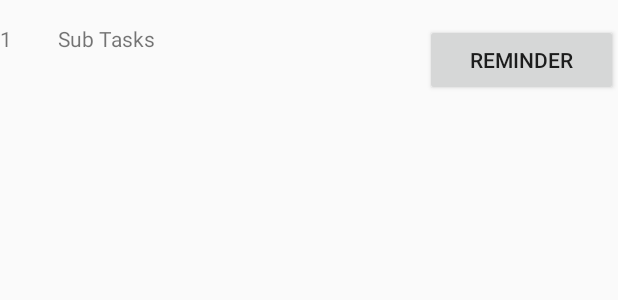
After one commit to tanzeel291994/Effy, an Android app: the layout sub_goal_item.xml on its own in the app's theme, with its tools: preview values and no code run, on a phone screen of 412 x 824 dp. The commit adds this screen. Shown: the top 300 px of the screen. Run offline under Robolectric (Android 15) with nearby library versions, the light colour scheme and no system bars.

```diff
--- a/app/src/main/java/com/app/user/effy/MainActivity.java
+++ b/app/src/main/java/com/app/user/effy/MainActivity.java
@@ -30,6 +30,7 @@ import android.widget.Toast;
 
 import com.app.user.effy.adapter.GoalCursorAdapter;
 import com.app.user.effy.adapter.GoalModel;
+import com.app.user.effy.data.GoalContract;
 import com.app.user.effy.data.GoalContract.GoalEntry;
 
 import java.util.ArrayList;
--- a/app/src/main/java/com/app/user/effy/data/GoalContentProvider.java
+++ b/app/src/main/java/com/app/user/effy/data/GoalContentProvider.java
@@ -56,7 +56,7 @@ public class GoalContentProvider extends ContentProvider {
                         null,
                         sortOrder);
                 break;
-            case SUB_GOALS_WITH_ID:
+            case SUB_GOALS:
                 retCursor =  db.query(TABLE_NAME_SUB,
                         projection,
                         selection,
--- /dev/null
+++ b/app/src/main/res/layout/sub_goal_item.xml
@@ -0,0 +1,30 @@
+<?xml version="1.0" encoding="utf-8"?>
+<LinearLayout
+        xmlns:android="http://schemas.android.com/apk/res/android"
+        xmlns:tools="http://schemas.android.com/tools"
+        android:layout_width="match_parent"
+        android:layout_height="wrap_content"
+        android:orientation="horizontal"
+    android:layout_marginTop="@dimen/activity_vertical_margin">
+    <TextView
+        android:layout_width="0dp"
+        android:layout_height="wrap_content"
+        tools:text="1"
+        android:layout_gravity="fill"
+        android:layout_weight="1"
+        android:id="@+id/sub_goal_id"/>
+        <TextView
+            android:layout_width="0dp"
+            android:layout_height="wrap_content"
+            tools:text=" Sub Tasks"
+            android:layout_gravity="fill"
+            android:layout_weight="7"
+            android:id="@+id/sub_goal_name"/>
+        <Button
+            android:layout_width="wrap_content"
+            android:layout_height="wrap_content"
+            tools:text="Reminder"
+            android:text="Set"
+            android:id="@+id/reminder"
+            android:layout_weight="1" />
+    </LinearLayout>
```
Also changed, not shown: app/src/main/java/com/app/user/effy/SubGoals.java (+53 -12 lines), app/src/main/java/com/app/user/effy/adapter/SubGoalCursorAdapter.java (added, +116 -0 lines), app/src/main/res/layout/activity_sub_goals.xml (+7 -34 lines).
